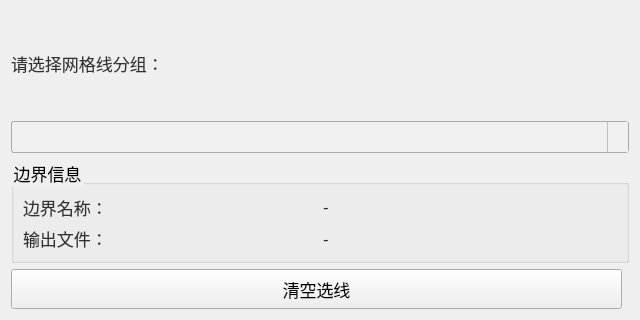
Old version of the form plugins/Base_Slover/StressBoundaryPage.ui in the repository asd977/base_cae.
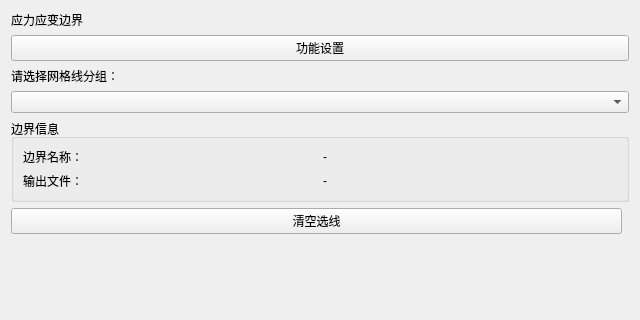
New version of the form. Icons and pictures are not drawn.

Commit message: fix(ui): place verticalSpacer at page root layout end

```diff
--- a/plugins/Base_Slover/StressBoundaryPage.ui
+++ b/plugins/Base_Slover/StressBoundaryPage.ui
@@ -13,106 +13,22 @@
   <property name="windowTitle">
    <string>应力应变边界</string>
   </property>
-  <property name="styleSheet">
-   <string notr="true">QWidget{
-font-family: &quot;Microsoft YaHei&quot;, &quot;微软雅黑&quot;;
-}
-QPushButton {
-    font-size: 17px;
-    min-height: 32px;
-}
-QPushButton#pushButton {
-    background-color: rgb(224, 233, 244);
-    border-width: 1px;
-    border-color: rgb(121, 121, 121);
-    border-style: solid;
-    min-height: 33px;
-    border-top: 1px solid rgb(169, 169, 169);
-    border-bottom: 1px solid rgb(169, 169, 169);
-    border-left: none;
-    border-right: none;
-    text-align: left;
-    padding-left: 15px;
-    font-size: 17px;
-}
-QLabel {
-    font-size: 17px;
-    color: rgb(51, 51, 51);
-}
-QLabel#pageNameLabel {
-    font-size: 20px;
-    padding-left: 9px;
-    color: rgb(53, 103, 147);
-}
-QLineEdit, QTextEdit, QPlainTextEdit, QSpinBox, QDoubleSpinBox, QDateTimeEdit {
-    border: 1px solid rgb(200, 200, 200);
-    border-radius: 2px;
-    font-size: 17px;
-    min-height: 30px;
-}
-QLineEdit:focus, QTextEdit:focus, QPlainTextEdit:focus,
-QSpinBox:focus, QDoubleSpinBox:focus, QDateTimeEdit:focus {
-    border-color: rgb(100, 100, 255);
-    outline: none;
-}
-QComboBox {
-    font-size: 17px;
-    color: rgb(51, 51, 51);
-    padding-left: 6px;
-    background: rgb(240, 240, 240);
-    border: 1px solid rgb(169, 169, 169);
-    border-radius: 3px;
-    min-height: 30px;
-}
-QComboBox::drop-down {
-    subcontrol-origin: padding;
-    subcontrol-position: top right;
-    width: 20px;
-    background: rgb(240, 240, 240);
-    border-left: 1px solid rgb(190, 190, 190);
-}
-QComboBox::down-arrow {
-    image: url(:/resources/arrow_down_drawn.svg);
-    width: 12px;
-    height: 12px;
-}
-QSpinBox::up-button, QDoubleSpinBox::up-button {
-    subcontrol-origin: border;
-    subcontrol-position: top right;
-    width: 18px;
-    border-left: 1px solid rgb(190, 190, 190);
-    border-bottom: 1px solid rgb(210, 210, 210);
-    background: rgb(240, 240, 240);
-}
-QSpinBox::down-button, QDoubleSpinBox::down-button {
-    subcontrol-origin: border;
-    subcontrol-position: bottom right;
-    width: 18px;
-    border-left: 1px solid rgb(190, 190, 190);
-    background: rgb(240, 240, 240);
-}
-QSpinBox::up-arrow, QDoubleSpinBox::up-arrow {
-    image: url(:/resources/arrow_up_drawn.svg);
-    width: 10px;
-    height: 10px;
-}
-QSpinBox::down-arrow, QDoubleSpinBox::down-arrow {
-    image: url(:/resources/arrow_down_drawn.svg);
-    width: 10px;
-    height: 10px;
-}
-QRadioButton, QCheckBox, QGroupBox {
-    font-size: 17px;
-}
-QTableWidget, QTreeWidget, QListWidget {
-    font-size: 16px;
-    gridline-color: rgb(210, 210, 210);
-}
-
-</string>
-  </property>
   <layout class="QVBoxLayout" name="verticalLayout">
+      <item>
+    <widget class="QLabel" name="pageNameLabel">
+     <property name="text">
+      <string>应力应变边界</string>
+     </property>
+    </widget>
+   </item>
    <item>
+    <widget class="QPushButton" name="pushButton">
+     <property name="text">
+      <string>功能设置</string>
+     </property>
+    </widget>
+   </item>
+<item>
     <widget class="QLabel" name="labelPickHint">
      <property name="text">
       <string>请选择网格线分组：</string>
@@ -165,7 +81,20 @@
      </item>
     </layout>
    </item>
-  </layout>
+  <item>
+    <spacer name="verticalSpacer">
+     <property name="orientation">
+      <enum>Qt::Vertical</enum>
+     </property>
+     <property name="sizeHint" stdset="0">
+      <size>
+       <width>20</width>
+       <height>40</height>
+      </size>
+     </property>
+    </spacer>
+   </item>
+</layout>
  </widget>
  <resources/>
  <connections/>
```
Left out of the diff: 10 changed lines with no effect on the pictures. The commit also changes 45 other files.
